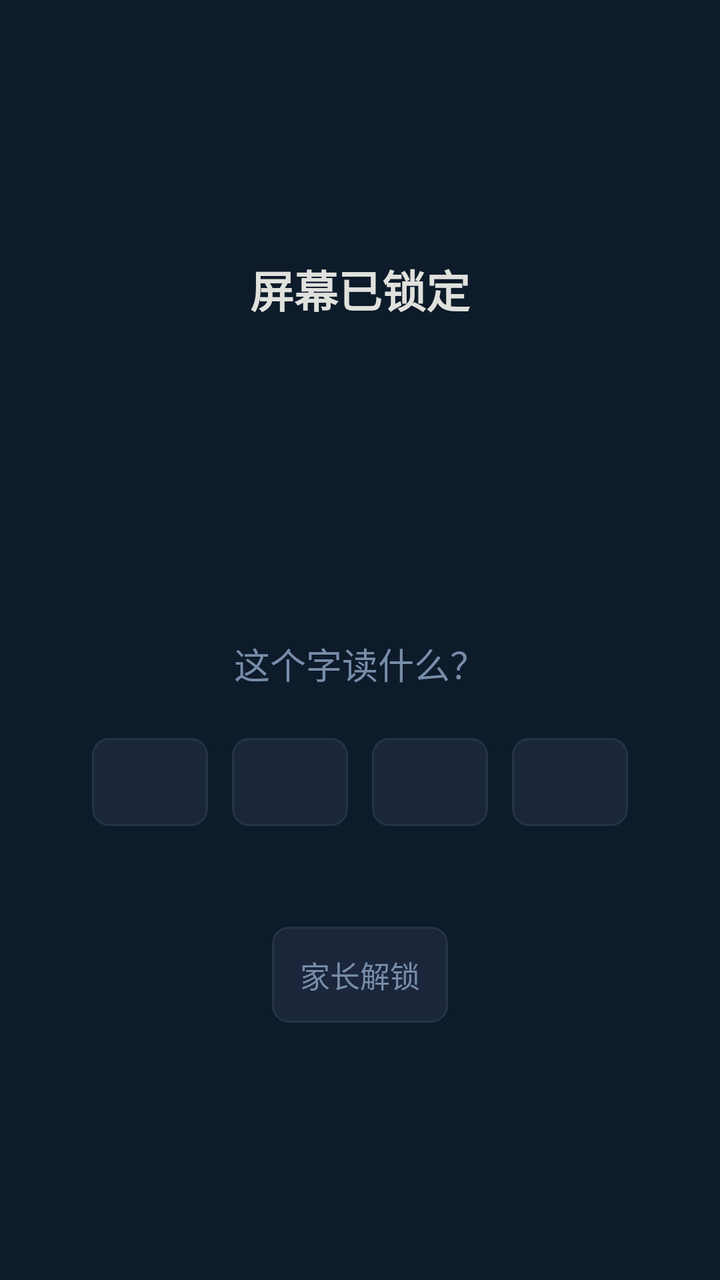
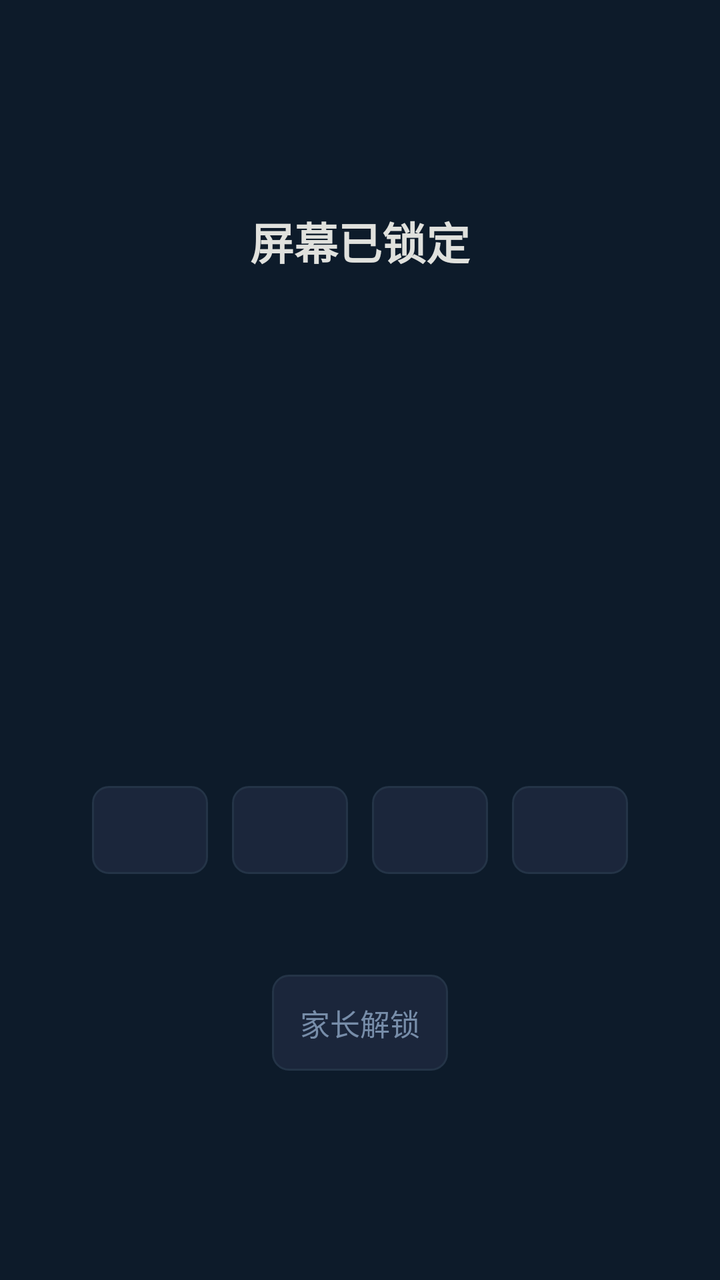

The first picture is an Android layout as it rendered before a commit; the second is the same layout after the commit. The layout source and the unified diff follow.
<!-- AndroidManifest.xml: activity theme Theme.KidsLock.FullScreen -->
<!-- res/layout/activity_lock_screen.xml -->
<?xml version="1.0" encoding="utf-8"?>
<FrameLayout xmlns:android="http://schemas.android.com/apk/res/android"
    android:layout_width="match_parent"
    android:layout_height="match_parent"
    android:background="@color/lock_bg">

    
    <ScrollView
        android:id="@+id/layoutMain"
        android:layout_width="match_parent"
        android:layout_height="match_parent"
        android:fillViewport="true">

    <LinearLayout
        android:layout_width="match_parent"
        android:layout_height="wrap_content"
        android:orientation="vertical"
        android:gravity="center"
        android:padding="@dimen/tv_margin_h">

        
        <TextView
            android:layout_width="wrap_content"
            android:layout_height="wrap_content"
            android:text="@string/screen_locked"
            android:textColor="@color/accent"
            android:textSize="@dimen/text_title"
            android:textStyle="bold"
            android:layout_marginBottom="@dimen/spacing_small" />

        
        <TextView
            android:id="@+id/tvCharacter"
            android:layout_width="wrap_content"
            android:layout_height="wrap_content"
            android:textColor="@color/text_primary"
            android:textSize="@dimen/text_hanzi"
            android:textStyle="bold"
            android:layout_marginVertical="@dimen/spacing_medium" />

        
        <TextView
            android:layout_width="wrap_content"
            android:layout_height="wrap_content"
            android:text="@string/what_pronounce"
            android:textColor="@color/text_secondary"
            android:textSize="@dimen/text_subtitle"
            android:layout_marginBottom="@dimen/spacing_large" />

        
        <LinearLayout
            android:layout_width="match_parent"
            android:layout_height="wrap_content"
            android:orientation="horizontal"
            android:gravity="center"
            android:layout_marginHorizontal="@dimen/tv_margin_h">

            <Button
                android:id="@+id/btnOption1"
                style="@style/Widget.AppCompat.Button.Borderless"
                android:layout_width="0dp"
                android:layout_height="@dimen/btn_height"
                android:layout_weight="1"
                android:layout_margin="@dimen/btn_margin"
                android:background="@drawable/btn_option_bg"
                android:textColor="@color/btn_text"
                android:textSize="@dimen/text_button"
                android:focusable="true"
                android:clickable="true"
                android:nextFocusLeft="@id/btnOption4"
                android:nextFocusRight="@id/btnOption2" />

            <Button
                android:id="@+id/btnOption2"
                style="@style/Widget.AppCompat.Button.Borderless"
                android:layout_width="0dp"
                android:layout_height="@dimen/btn_height"
                android:layout_weight="1"
                android:layout_margin="@dimen/btn_margin"
                android:background="@drawable/btn_option_bg"
                android:textColor="@color/btn_text"
                android:textSize="@dimen/text_button"
                android:focusable="true"
                android:clickable="true" />

            <Button
                android:id="@+id/btnOption3"
                style="@style/Widget.AppCompat.Button.Borderless"
                android:layout_width="0dp"
                android:layout_height="@dimen/btn_height"
                android:layout_weight="1"
                android:layout_margin="@dimen/btn_margin"
                android:background="@drawable/btn_option_bg"
                android:textColor="@color/btn_text"
                android:textSize="@dimen/text_button"
                android:focusable="true"
                android:clickable="true" />

            <Button
                android:id="@+id/btnOption4"
                style="@style/Widget.AppCompat.Button.Borderless"
                android:layout_width="0dp"
                android:layout_height="@dimen/btn_height"
                android:layout_weight="1"
                android:layout_margin="@dimen/btn_margin"
                android:background="@drawable/btn_option_bg"
                android:textColor="@color/btn_text"
                android:textSize="@dimen/text_button"
                android:focusable="true"
                android:clickable="true"
                android:nextFocusLeft="@id/btnOption3"
                android:nextFocusRight="@id/btnOption1" />

        </LinearLayout>

        
        <TextView
            android:id="@+id/tvFeedback"
            android:layout_width="wrap_content"
            android:layout_height="wrap_content"
            android:textColor="@color/correct_green"
            android:textSize="@dimen/text_body"
            android:layout_marginTop="@dimen/spacing_medium"
            android:visibility="gone" />

        
        <TextView
            android:id="@+id/tvProgress"
            android:layout_width="wrap_content"
            android:layout_height="wrap_content"
            android:textColor="@color/text_secondary"
            android:textSize="@dimen/text_body"
            android:layout_marginTop="@dimen/spacing_small" />

        
        <Button
            android:id="@+id/btnParentUnlock"
            style="@style/Widget.AppCompat.Button.Borderless"
            android:layout_width="wrap_content"
            android:layout_height="wrap_content"
            android:text="@string/parent_unlock"
            android:textColor="@color/text_secondary"
            android:textSize="@dimen/text_body"
            android:background="@drawable/btn_settings_bg"
            android:paddingHorizontal="@dimen/spacing_medium"
            android:layout_marginTop="@dimen/spacing_large"
            android:focusable="true"
            android:clickable="true" />

    </LinearLayout>
    </ScrollView>

    
    <LinearLayout
        android:id="@+id/layoutPin"
        android:layout_width="match_parent"
        android:layout_height="match_parent"
        android:orientation="vertical"
        android:gravity="center"
        android:padding="@dimen/tv_margin_h"
        android:visibility="gone">

        <TextView
            android:layout_width="wrap_content"
            android:layout_height="wrap_content"
            android:text="@string/enter_pin"
            android:textColor="@color/accent"
            android:textSize="@dimen/text_subtitle"
            android:layout_marginBottom="@dimen/spacing_medium" />

        
        <TextView
            android:id="@+id/tvPinDisplay"
            android:layout_width="wrap_content"
            android:layout_height="wrap_content"
            android:text="○  ○  ○  ○"
            android:textColor="@color/text_primary"
            android:textSize="@dimen/text_pin"
            android:letterSpacing="0.3"
            android:layout_marginBottom="@dimen/spacing_large" />

        
        <LinearLayout
            android:layout_width="wrap_content"
            android:layout_height="wrap_content"
            android:orientation="vertical">

            
            <LinearLayout
                android:layout_width="wrap_content"
                android:layout_height="wrap_content"
                android:orientation="horizontal">
                <Button android:id="@+id/btnPin1"
                    android:layout_width="@dimen/btn_min_width"
                    android:layout_height="@dimen/btn_height"
                    android:layout_margin="@dimen/btn_margin"
                    android:text="1"
                    android:textSize="@dimen/text_pin"
                    android:background="@drawable/btn_pin_bg"
                    android:textColor="@color/btn_text"
                    android:focusable="true"
                    android:clickable="true" />
                <Button android:id="@+id/btnPin2"
                    android:layout_width="@dimen/btn_min_width"
                    android:layout_height="@dimen/btn_height"
                    android:layout_margin="@dimen/btn_margin"
                    android:text="2"
                    android:textSize="@dimen/text_pin"
                    android:background="@drawable/btn_pin_bg"
                    android:textColor="@color/btn_text"
                    android:focusable="true"
                    android:clickable="true" />
                <Button android:id="@+id/btnPin3"
                    android:layout_width="@dimen/btn_min_width"
                    android:layout_height="@dimen/btn_height"
                    android:layout_margin="@dimen/btn_margin"
                    android:text="3"
                    android:textSize="@dimen/text_pin"
                    android:background="@drawable/btn_pin_bg"
                    android:textColor="@color/btn_text"
                    android:focusable="true"
                    android:clickable="true" />
            </LinearLayout>

            
            <LinearLayout
                android:layout_width="wrap_content"
                android:layout_height="wrap_content"
                android:orientation="horizontal">
                <Button android:id="@+id/btnPin4"
                    android:layout_width="@dimen/btn_min_width"
                    android:layout_height="@dimen/btn_height"
                    android:layout_margin="@dimen/btn_margin"
                    android:text="4"
                    android:textSize="@dimen/text_pin"
                    android:background="@drawable/btn_pin_bg"
                    android:textColor="@color/btn_text"
                    android:focusable="true"
                    android:clickable="true" />
                <Button android:id="@+id/btnPin5"
                    android:layout_width="@dimen/btn_min_width"
                    android:layout_height="@dimen/btn_height"
                    android:layout_margin="@dimen/btn_margin"
                    android:text="5"
                    android:textSize="@dimen/text_pin"
                    android:background="@drawable/btn_pin_bg"
                    android:textColor="@color/btn_text"
                    android:focusable="true"
                    android:clickable="true" />
                <Button android:id="@+id/btnPin6"
                    android:layout_width="@dimen/btn_min_width"
                    android:layout_height="@dimen/btn_height"
                    android:layout_margin="@dimen/btn_margin"
                    android:text="6"
                    android:textSize="@dimen/text_pin"
                    android:background="@drawable/btn_pin_bg"
                    android:textColor="@color/btn_text"
                    android:focusable="true"
                    android:clickable="true" />
            </LinearLayout>

            
            <LinearLayout
                android:layout_width="wrap_content"
                android:layout_height="wrap_content"
                android:orientation="horizontal">
                <Button android:id="@+id/btnPin7"
                    android:layout_width="@dimen/btn_min_width"
                    android:layout_height="@dimen/btn_height"
                    android:layout_margin="@dimen/btn_margin"
                    android:text="7"
                    android:textSize="@dimen/text_pin"
                    android:background="@drawable/btn_pin_bg"
                    android:textColor="@color/btn_text"
                    android:focusable="true"
                    android:clickable="true" />
                <Button android:id="@+id/btnPin8"
                    android:layout_width="@dimen/btn_min_width"
                    android:layout_height="@dimen/btn_height"
                    android:layout_margin="@dimen/btn_margin"
                    android:text="8"
                    android:textSize="@dimen/text_pin"
                    android:background="@drawable/btn_pin_bg"
                    android:textColor="@color/btn_text"
                    android:focusable="true"
                    android:clickable="true" />
                <Button android:id="@+id/btnPin9"
                    android:layout_width="@dimen/btn_min_width"
                    android:layout_height="@dimen/btn_height"
                    android:layout_margin="@dimen/btn_margin"
                    android:text="9"
                    android:textSize="@dimen/text_pin"
                    android:background="@drawable/btn_pin_bg"
                    android:textColor="@color/btn_text"
                    android:focusable="true"
                    android:clickable="true" />
            </LinearLayout>

            
            <LinearLayout
                android:layout_width="wrap_content"
                android:layout_height="wrap_content"
                android:orientation="horizontal">
                <Button android:id="@+id/btnPinClear"
                    android:layout_width="@dimen/btn_min_width"
                    android:layout_height="@dimen/btn_height"
                    android:layout_margin="@dimen/btn_margin"
                    android:text="@string/pin_clear"
                    android:textSize="@dimen/text_body"
                    android:background="@drawable/btn_pin_bg"
                    android:textColor="@color/btn_text"
                    android:focusable="true"
                    android:clickable="true" />
                <Button android:id="@+id/btnPin0"
                    android:layout_width="@dimen/btn_min_width"
                    android:layout_height="@dimen/btn_height"
                    android:layout_margin="@dimen/btn_margin"
                    android:text="0"
                    android:textSize="@dimen/text_pin"
                    android:background="@drawable/btn_pin_bg"
                    android:textColor="@color/btn_text"
                    android:focusable="true"
                    android:clickable="true" />
                <Button android:id="@+id/btnPinBack"
                    android:layout_width="@dimen/btn_min_width"
                    android:layout_height="@dimen/btn_height"
                    android:layout_margin="@dimen/btn_margin"
                    android:text="@string/pin_back"
                    android:textSize="@dimen/text_body"
                    android:background="@drawable/btn_pin_bg"
                    android:textColor="@color/btn_text"
                    android:focusable="true"
                    android:clickable="true" />
            </LinearLayout>

        </LinearLayout>

    </LinearLayout>

</FrameLayout>
<!-- resources referenced by this layout -->
<resources>
  <color name="accent">#E0E1DD</color>
  <color name="btn_text">#E0E1DD</color>
  <color name="correct_green">#2A9D5C</color>
  <color name="lock_bg">#0D1B2A</color>
  <color name="text_primary">#E0E1DD</color>
  <color name="text_secondary">#778DA9</color>
  <dimen name="btn_height">44dp</dimen>
  <dimen name="btn_margin">6dp</dimen>
  <dimen name="btn_min_width">64dp</dimen>
  <dimen name="spacing_large">18dp</dimen>
  <dimen name="spacing_medium">12dp</dimen>
  <dimen name="spacing_small">6dp</dimen>
  <dimen name="text_body">15sp</dimen>
  <dimen name="text_button">16sp</dimen>
  <dimen name="text_hanzi">96sp</dimen>
  <dimen name="text_pin">22sp</dimen>
  <dimen name="text_subtitle">18sp</dimen>
  <dimen name="text_title">22sp</dimen>
  <dimen name="tv_margin_h">20dp</dimen>
  <!-- drawable btn_pin_bg (drawable) -->
  <?xml version="1.0" encoding="utf-8"?>
  <selector xmlns:android="http://schemas.android.com/apk/res/android">
      <item android:state_focused="true">
          <shape android:shape="rectangle">
              <solid android:color="@color/btn_focused" />
              <stroke android:width="3dp" android:color="@color/btn_focused_border" />
              <corners android:radius="@dimen/btn_corner" />
          </shape>
      </item>
      <item android:state_pressed="true">
          <shape android:shape="rectangle">
              <solid android:color="@color/btn_focused" />
              <corners android:radius="@dimen/btn_corner" />
          </shape>
      </item>
      <item>
          <shape android:shape="rectangle">
              <solid android:color="@color/btn_normal" />
              <stroke android:width="1dp" android:color="@color/bg_surface_light" />
              <corners android:radius="@dimen/btn_corner" />
          </shape>
      </item>
  </selector>
  <string name="enter_pin">请输入家长PIN码</string>
  <string name="parent_unlock">家长解锁</string>
  <string name="pin_back">返回</string>
  <string name="pin_clear">清除</string>
  <string name="screen_locked">屏幕已锁定</string>
  <string name="what_pronounce">这个字读什么？</string>
  <style name="Theme.KidsLock.FullScreen" parent="Theme.KidsLock">
          <item name="android:windowFullscreen">true</item>
          <item name="android:windowNoTitle">true</item>
          <item name="android:windowContentOverlay">@null</item>
      </style>
  <color name="btn_focused">#415A77</color>
  <color name="btn_focused_border">#778DA9</color>
  <dimen name="btn_corner">8dp</dimen>
  <color name="btn_normal">#1B263B</color>
  <color name="bg_surface_light">#243447</color>
  <style name="Theme.KidsLock" parent="Theme.AppCompat.NoActionBar">
          <item name="colorPrimary">@color/primary</item>
          <item name="colorPrimaryDark">@color/bg_dark</item>
          <item name="colorAccent">@color/highlight</item>
          <item name="android:windowBackground">@color/settings_bg</item>
          <item name="android:textColorPrimary">@color/text_primary</item>
          <item name="android:textColorSecondary">@color/text_secondary</item>
      </style>
  <color name="primary">#415A77</color>
  <color name="bg_dark">#0D1B2A</color>
  <color name="highlight">#778DA9</color>
  <color name="settings_bg">#0D1B2A</color>
  <!-- unchanged entries left out for length: 2 -->
</resources>

<!-- the commit's change to res/layout/activity_lock_screen.xml (unified diff, before → after) -->
@@ -1,5 +1,6 @@
 <?xml version="1.0" encoding="utf-8"?>
 <FrameLayout xmlns:android="http://schemas.android.com/apk/res/android"
+    xmlns:app="http://schemas.android.com/apk/res-auto"
     android:layout_width="match_parent"
     android:layout_height="match_parent"
     android:background="@color/lock_bg">
@@ -30,6 +31,15 @@
 
         
         <TextView
+            android:id="@+id/tvBankName"
+            android:layout_width="wrap_content"
+            android:layout_height="wrap_content"
+            android:textColor="@color/highlight"
+            android:textSize="@dimen/text_body"
+            android:layout_marginBottom="@dimen/spacing_small" />
+
+        
+        <TextView
             android:id="@+id/tvCharacter"
             android:layout_width="wrap_content"
             android:layout_height="wrap_content"
@@ -39,12 +49,20 @@
             android:layout_marginVertical="@dimen/spacing_medium" />
 
         
-        <TextView
-            android:layout_width="wrap_content"
-            android:layout_height="wrap_content"
-            android:text="@string/what_pronounce"
-            android:textColor="@color/text_secondary"
+        <androidx.appcompat.widget.AppCompatTextView
+            android:id="@+id/tvQuestion"
+            android:layout_width="match_parent"
+            android:layout_height="wrap_content"
+            android:minHeight="48dp"
+            android:gravity="center"
+            android:textColor="@color/text_primary"
             android:textSize="@dimen/text_subtitle"
+            android:maxLines="4"
+            android:textAllCaps="false"
+                app:autoSizeTextType="uniform"
+            app:autoSizeMinTextSize="14sp"
+            app:autoSizeMaxTextSize="34sp"
+            android:layout_marginHorizontal="24dp"
             android:layout_marginBottom="@dimen/spacing_large" />
 
         
@@ -65,6 +83,10 @@
                 android:background="@drawable/btn_option_bg"
                 android:textColor="@color/btn_text"
                 android:textSize="@dimen/text_button"
+                android:textAllCaps="false"
+                app:autoSizeTextType="uniform"
+                app:autoSizeMinTextSize="12sp"
+                app:autoSizeMaxTextSize="24sp"
                 android:focusable="true"
                 android:clickable="true"
                 android:nextFocusLeft="@id/btnOption4"
@@ -80,6 +102,10 @@
                 android:background="@drawable/btn_option_bg"
                 android:textColor="@color/btn_text"
                 android:textSize="@dimen/text_button"
+                android:textAllCaps="false"
+                app:autoSizeTextType="uniform"
+                app:autoSizeMinTextSize="12sp"
+                app:autoSizeMaxTextSize="24sp"
                 android:focusable="true"
                 android:clickable="true" />
 
@@ -93,6 +119,10 @@
                 android:background="@drawable/btn_option_bg"
                 android:textColor="@color/btn_text"
                 android:textSize="@dimen/text_button"
+                android:textAllCaps="false"
+                app:autoSizeTextType="uniform"
+                app:autoSizeMinTextSize="12sp"
+                app:autoSizeMaxTextSize="24sp"
                 android:focusable="true"
                 android:clickable="true" />
 
@@ -106,6 +136,10 @@
                 android:background="@drawable/btn_option_bg"
                 android:textColor="@color/btn_text"
                 android:textSize="@dimen/text_button"
+                android:textAllCaps="false"
+                app:autoSizeTextType="uniform"
+                app:autoSizeMinTextSize="12sp"
+                app:autoSizeMaxTextSize="24sp"
                 android:focusable="true"
                 android:clickable="true"
                 android:nextFocusLeft="@id/btnOption3"
<!-- resource entries referenced after the edit -->
@@ -48,7 +48,6 @@
   <string name="pin_back">返回</string>
   <string name="pin_clear">清除</string>
   <string name="screen_locked">屏幕已锁定</string>
-  <string name="what_pronounce">这个字读什么？</string>
   <style name="Theme.KidsLock.FullScreen" parent="Theme.KidsLock">
           <item name="android:windowFullscreen">true</item>
           <item name="android:windowNoTitle">true</item>
